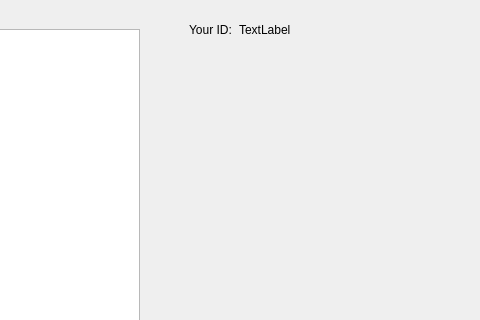
ArtemiyGonchar/SendNGet, file client/client.ui: the form before one commit; both pictures show x 320 to 800 and y 0 to 320 of the 800 by 600 pixel window.
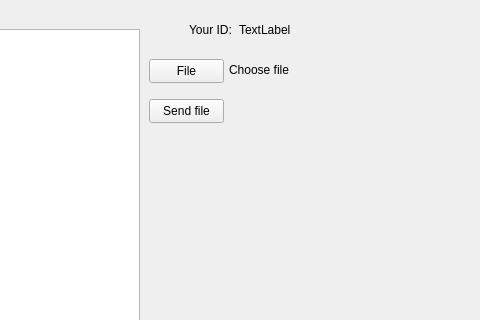
The form after the commit. The open tabs and pages were chosen to show the change.

Commit message: new gui, sending file names and id to server

```diff
--- a/client/client.ui
+++ b/client/client.ui
@@ -120,6 +120,45 @@
          <string>TextLabel</string>
         </property>
        </widget>
+       <widget class="QPushButton" name="b_fileSelect">
+        <property name="geometry">
+         <rect>
+          <x>460</x>
+          <y>50</y>
+          <width>75</width>
+          <height>24</height>
+         </rect>
+        </property>
+        <property name="text">
+         <string>File</string>
+        </property>
+       </widget>
+       <widget class="QLabel" name="l_filename">
+        <property name="geometry">
+         <rect>
+          <x>540</x>
+          <y>50</y>
+          <width>231</width>
+          <height>21</height>
+         </rect>
+        </property>
+        <property name="text">
+         <string>Choose file</string>
+        </property>
+       </widget>
+       <widget class="QPushButton" name="b_sendfile">
+        <property name="geometry">
+         <rect>
+          <x>460</x>
+          <y>90</y>
+          <width>75</width>
+          <height>24</height>
+         </rect>
+        </property>
+        <property name="text">
+         <string>Send file</string>
+        </property>
+       </widget>
       </widget>
      </widget>
     </item>
```
Left out of the diff: 14 changed lines with no effect on the pictures. The commit also changes 5 other files.
